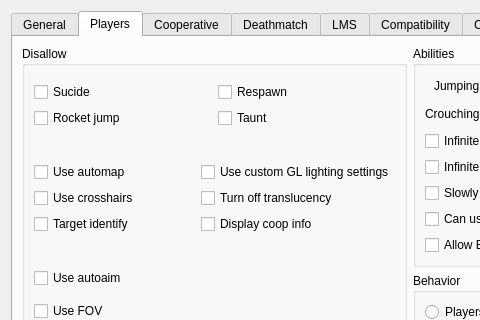
The window that src/plugins/zandronum/createserverdialogpages/flagspage.ui (Destroyerrrocket/doomseeker-unofficial) describes before a commit, drawn with Qt 5; both pictures show x 0 to 480 and y 0 to 320 of the 820 by 521 pixel window.
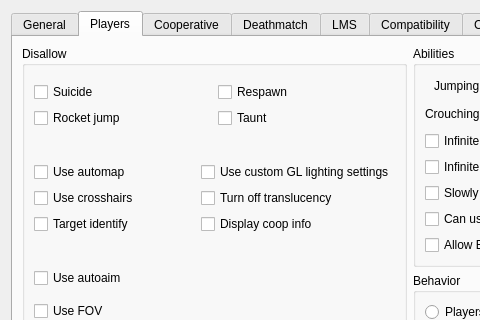
The same window after the commit. The open tabs and pages were chosen to show the change. Custom widgets are drawn as their Qt base class.

Commit message: - Fixed "Sucide" typo in Zandronum plugin.

What changed in the file:
```diff
--- a/src/plugins/zandronum/createserverdialogpages/flagspage.ui
+++ b/src/plugins/zandronum/createserverdialogpages/flagspage.ui
@@ -285,7 +285,7 @@
               <item row="0" column="0">
                <widget class="QCheckBox" name="cbSuicide">
                 <property name="text">
-                 <string>Sucide</string>
+                 <string>Suicide</string>
                 </property>
                </widget>
               </item>
```
The commit also changes 1 other file.
